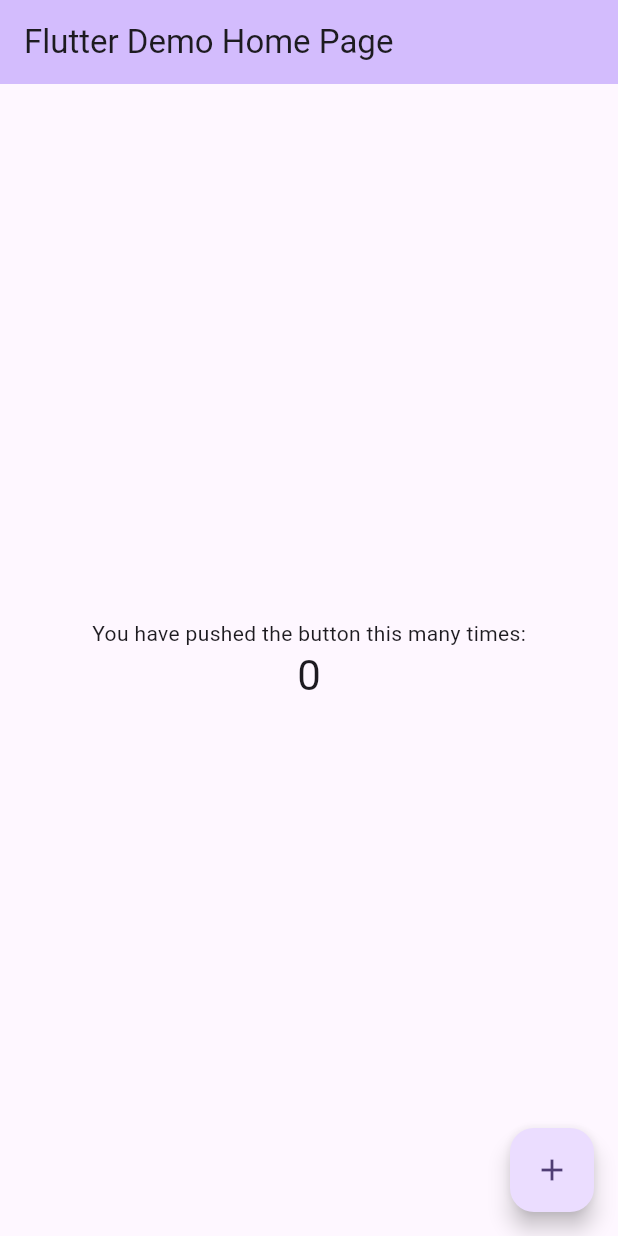
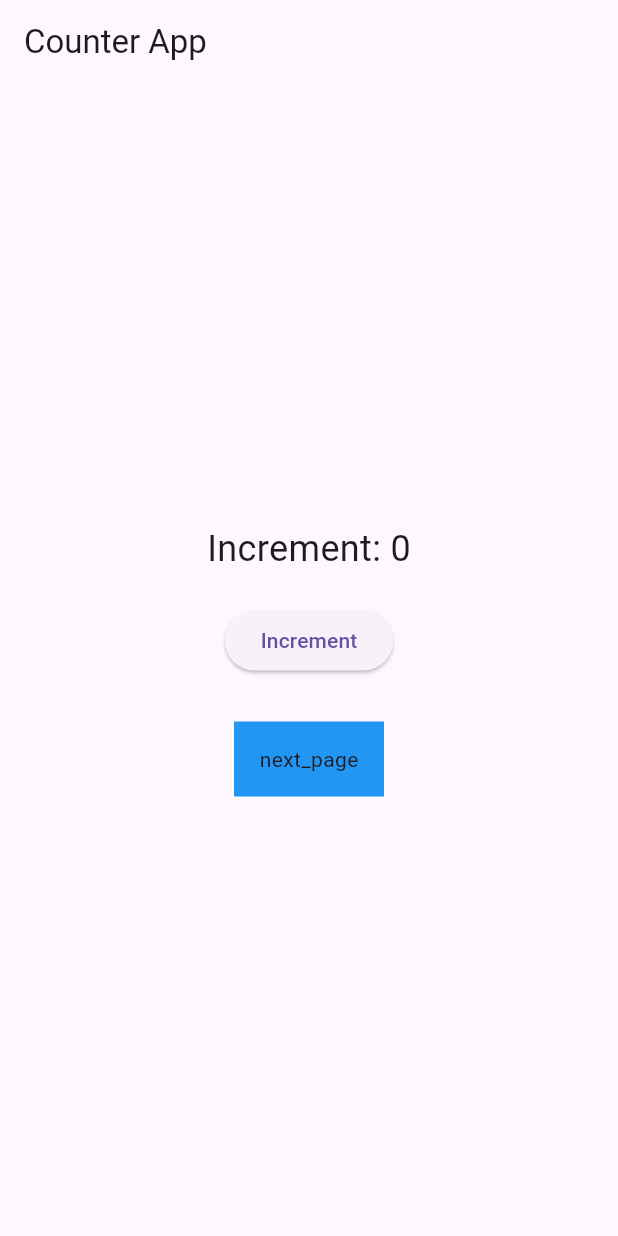
Before and after one commit to shubhamgitvns/State_Mangement_Examples, a Flutter app: the screen it shows after launch, on a phone screen of 412 x 824 dp. Run offline on Flutter 3.47's test engine with Material 3 defaults, Android fonts, the phone set to English and light mode, and no system bars.

Commit message:
Simple example of provider

```diff
--- /dev/null
+++ b/lib/home_page.dart
@@ -0,0 +1,52 @@
+import 'package:flutter/material.dart';
+import 'package:provider/provider.dart';
+import 'package:statemangement_examples/second_page.dart';
+import 'package:statemangement_examples/utillitees.dart';
+
+
+class MyHomePage extends StatelessWidget {
+  @override
+  Widget build(BuildContext context) {
+    //************initlize provider*********************
+    final counter = Provider.of<Counter>(context);
+
+    return Scaffold(
+      appBar: AppBar(
+        title: Text('Counter App'),
+      ),
+      body: Center(
+        child: Column(
+          mainAxisAlignment: MainAxisAlignment.center,
+          children: [
+            Text(
+              'Increment: ${counter.count}',
+              style: TextStyle(fontSize: 24),
+            ),
+
+            SizedBox(height: 20),
+            ElevatedButton(
+              onPressed: counter.increment,
+              child: Text('Increment'),
+            ),
+
+            const SizedBox(height: 30,),
+            InkWell(
+              child: Container(
+                color: Colors.blue,
+                height: 50,
+                width: 100,
+                child: Center(child: Text("next_page")),
+              ),
+              onTap:() {
+                Navigator.push(
+                  context,
+                  MaterialPageRoute(builder: (context) => const SecondPage()),
+                );
+              },
+            )
+          ],
+        ),
+      ),
+    );
+  }
+}
--- a/lib/main.dart
+++ b/lib/main.dart
@@ -1,99 +1,25 @@
 import 'package:flutter/material.dart';
+import 'package:provider/provider.dart';
+import 'package:statemangement_examples/utillitees.dart';
+
+import 'home_page.dart';
+
+
 
 void main() {
-  runApp(const MyApp());
+  runApp(
+    ChangeNotifierProvider(
+      create: (context) => Counter(),
+      child: MyApp(),
+    ),
+  );
 }
 
 class MyApp extends StatelessWidget {
-  const MyApp({super.key});
-
-  // This widget is the root of your application.
   @override
   Widget build(BuildContext context) {
     return MaterialApp(
-      title: 'Flutter Demo',
-      theme: ThemeData(
-        // This is the theme of your application.
-        //
-        // TRY THIS: Try running your application with "flutter run". You'll see
-        // the application has a purple toolbar. Then, without quitting the app,
-        // try changing the seedColor in the colorScheme below to Colors.green
-        // and then invoke "hot reload" (save your changes or press the "hot
-        // reload" button in a Flutter-supported IDE, or press "r" if you used
-        // the command line to start the app).
-        //
-        // Notice that the counter didn't reset back to zero; the application
-        // state is not lost during the reload. To reset the state, use hot
-        // restart instead.
-        //
-        // This works for code too, not just values: Most code changes can be
-        // tested with just a hot reload.
-        colorScheme: ColorScheme.fromSeed(seedColor: Colors.deepPurple),
-        useMaterial3: true,
-      ),
-      home: const MyHomePage(title: 'Flutter Demo Home Page'),
+      home: MyHomePage(),
     );
   }
 }
-
-class MyHomePage extends StatefulWidget {
-  const MyHomePage({super.key, required this.title});
-
-  // This widget is the home page of your application. It is stateful, meaning
-  // that it has a State object (defined below) that contains fields that affect
-  // how it looks.
-
-  // This class is the configuration for the state. It holds the values (in this
-  // case the title) provided by the parent (in this case the App widget) and
-  // used by the build method of the State. Fields in a Widget subclass are
-  // always marked "final".
-
-  final String title;
-
-  @override
-  State<MyHomePage> createState() => _MyHomePageState();
-}
-
-class _MyHomePageState extends State<MyHomePage> {
-  int _counter = 0;
-
-  void _incrementCounter() {
-    setState(() {
-      _counter++;
-    });
-  }
-
-  @override
-  Widget build(BuildContext context) {
-
-    return Scaffold(
-      appBar: AppBar(
-
-        backgroundColor: Theme.of(context).colorScheme.inversePrimary,
-
-        title: Text(widget.title),
-      ),
-      body: Center(
-
-        child: Column(
-
-          mainAxisAlignment: MainAxisAlignment.center,
-          children: <Widget>[
-            const Text(
-              'You have pushed the button this many times:',
-            ),
-            Text(
-              '$_counter',
-              style: Theme.of(context).textTheme.headlineMedium,
-            ),
-          ],
-        ),
-      ),
-      floatingActionButton: FloatingActionButton(
-        onPressed: _incrementCounter,
-        tooltip: 'Increment',
-        child: const Icon(Icons.add),
-      ), // This trailing comma makes auto-formatting nicer for build methods.
-    );
-  }
-}
--- /dev/null
+++ b/lib/utillitees.dart
@@ -0,0 +1,18 @@
+import 'package:flutter/material.dart';
+
+class Counter with ChangeNotifier {
+  int _count = 0;
+  int _decrement = 10;
+
+  int get count => _count;
+
+  void increment() {
+    _count++;
+    notifyListeners();
+  }
+
+  void decrement(){
+    _count--;
+    notifyListeners();
+  }
+}
--- a/pubspec.yaml
+++ b/pubspec.yaml
@@ -31,10 +31,8 @@ dependencies:
   flutter:
     sdk: flutter
 
-
-  # The following adds the Cupertino Icons font to your application.
-  # Use with the CupertinoIcons class for iOS style icons.
   cupertino_icons: ^1.0.8
+  provider: ^6.1.2
 
 dev_dependencies:
   flutter_test:
```
Also changed, not shown: lib/second_page.dart (added, +36 -0 lines), pubspec.lock.
